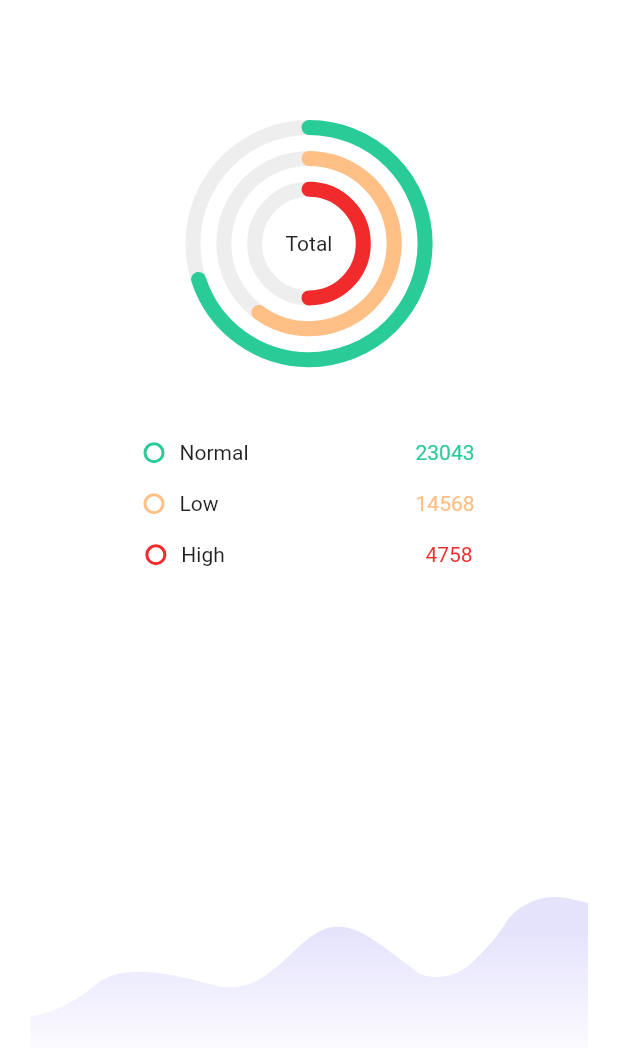
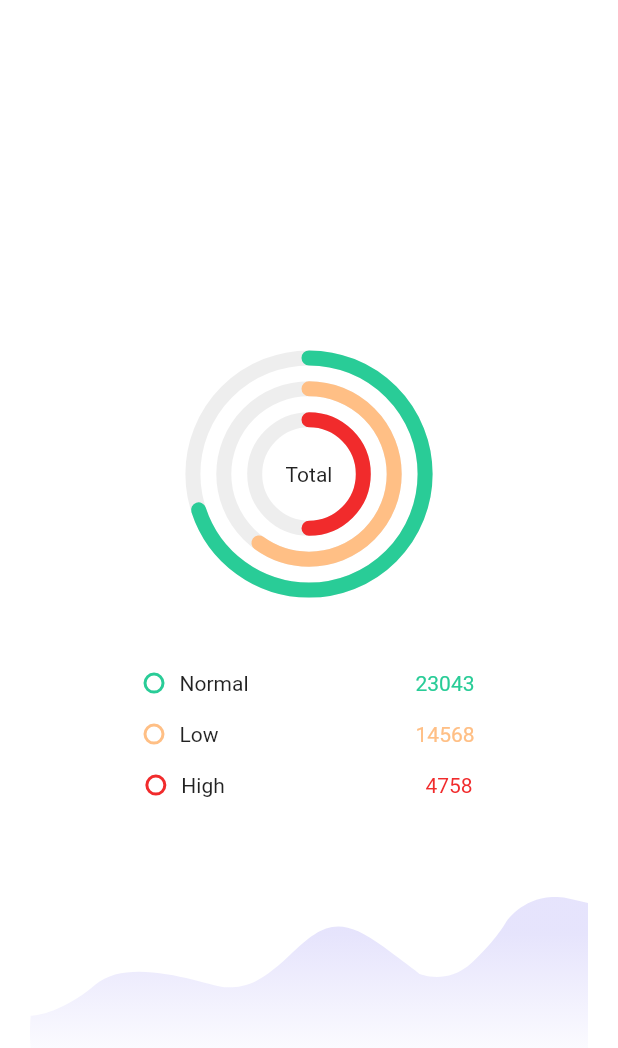
Before and after one commit to mbaguszulmi/TriageApp, a Flutter app: the Home screen opened directly, on a phone screen of 412 x 824 dp. Shown: the top 1048 px of the screen. Run offline on Flutter 3.47's test engine with Material 2 defaults, Android fonts, the phone set to English and light mode, and no system bars; drawn by our look-alikes of percent_indicator; our stand-ins replace flutter_svg; missing offline and left inert: barcode_scan.

```diff
--- a/lib/main.dart
+++ b/lib/main.dart
@@ -1,5 +1,5 @@
 import 'package:flutter/material.dart';
-import 'login.dart';
+import 'ui/login.dart';
 
 void main() => runApp(MyApp());
 
--- a/lib/pages/home.dart
+++ b/lib/ui/pages/home.dart
@@ -15,7 +15,6 @@ class _HomeState extends State<Home> {
       body: SingleChildScrollView(
         child: Column(
           mainAxisSize: MainAxisSize.min,
-          mainAxisAlignment: MainAxisAlignment.spaceAround,
           children: <Widget>[
             ConstrainedBox(
               constraints: BoxConstraints(
@@ -29,6 +28,7 @@ class _HomeState extends State<Home> {
                   borderRadius: BorderRadius.circular(20)
                 ),
                 child: Stack(
+                  alignment: Alignment.center,
                   children: <Widget>[
                     Positioned(
                       bottom: 0,
@@ -41,7 +41,8 @@ class _HomeState extends State<Home> {
                       ),
                     ),
                     Column(
-                      mainAxisSize: MainAxisSize.min,
+                      mainAxisSize: MainAxisSize.max,
+                      mainAxisAlignment: MainAxisAlignment.center,
                       children: <Widget>[
                         Container(
                           width: MediaQuery.of(context).size.width - 40,
@@ -58,6 +59,8 @@ class _HomeState extends State<Home> {
                                 backgroundColor: Color(0xFFEEEEEE),
                                 center: Text('Total'),
                                 circularStrokeCap: CircularStrokeCap.round,
+                                animation: true,
+                                animationDuration: 500,
                               ),
                               CircularPercentIndicator(
                                 radius: MediaQuery.of(context).size.width*0.3,
@@ -66,6 +69,8 @@ class _HomeState extends State<Home> {
                                 progressColor: Color(0xFFFFBF85),
                                 backgroundColor: Color(0xFFEEEEEE),
                                 circularStrokeCap: CircularStrokeCap.round,
+                                animation: true,
+                                animationDuration: 600,
                               ),
                               CircularPercentIndicator(
                                 radius: MediaQuery.of(context).size.width*0.4,
@@ -74,6 +79,8 @@ class _HomeState extends State<Home> {
                                 progressColor: Color(0xFF29CC97),
                                 backgroundColor: Color(0xFFEEEEEE),
                                 circularStrokeCap: CircularStrokeCap.round,
+                                animation: true,
+                                animationDuration: 700,
                               ),
                             ],
                           ),
--- a/pubspec.yaml
+++ b/pubspec.yaml
@@ -26,6 +26,7 @@ dependencies:
   # The following adds the Cupertino Icons font to your application.
   # Use with the CupertinoIcons class for iOS style icons.
   cupertino_icons: ^0.1.2
+  intl: ^0.16.0
 
 dev_dependencies:
   flutter_test:
@@ -49,6 +50,8 @@ flutter:
     - assets/svg/barcode.svg
     - assets/svg/consent.svg
     - assets/svg/bottomcurve.svg
+    - assets/svg/filter-icon.svg
+    - assets/svg/sort-icon.svg
 
   # To add assets to your application, add an assets section, like this:
   # assets:
```
Also changed, not shown: lib/pages/history.dart (deleted, +0 -18 lines), lib/ui/pages/history.dart (added, +137 -0 lines), assets/svg/filter-icon.svg (added), assets/svg/sort-icon.svg (added), lib/ui/CameraScan.dart (renamed from lib/CameraScan.dart), lib/ui/detail.dart (renamed from lib/detail.dart), lib/ui/login.dart (renamed from lib/login.dart), lib/ui/mainApp.dart (renamed from lib/mainApp.dart), lib/ui/pages/add.dart (renamed from lib/pages/add.dart), lib/ui/pages/profile.dart (renamed from lib/pages/profile.dart), pubspec.lock.
